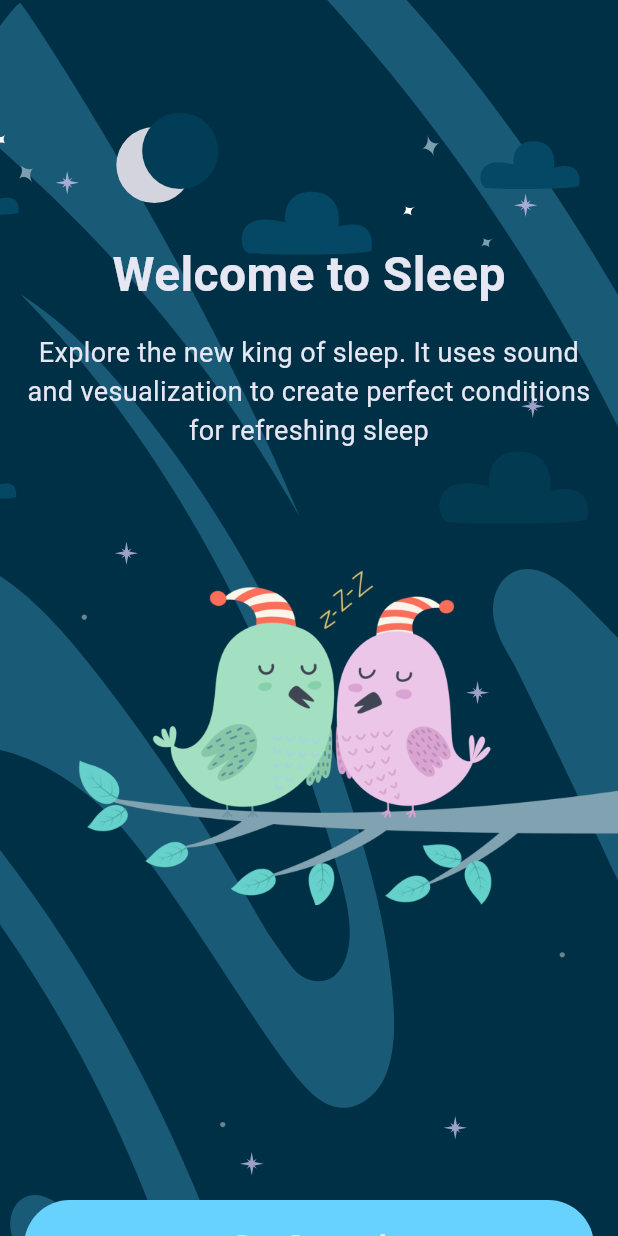
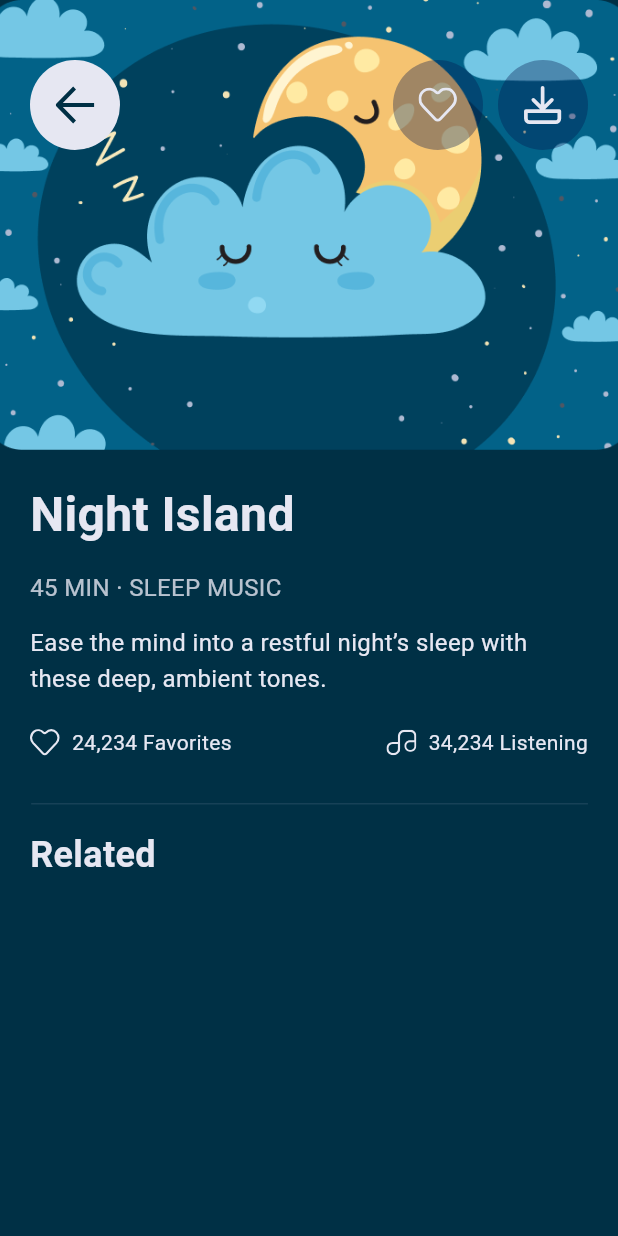
Before and after one commit to bahaaqasem20/sleep_app, a Flutter app: the screen it shows after launch, on a phone screen of 412 x 824 dp. Run offline on Flutter 3.47's test engine with Material 3 defaults, Android fonts, the phone set to English and light mode, and no system bars; our stand-ins replace flutter_svg; Roboto replaces fonts that are missing (SF).

Commit message:
add details screen

```diff
--- a/lib/colors.dart
+++ b/lib/colors.dart
@@ -4,4 +4,5 @@ class CustomColors {
   static const Color background = Color(0xff003045);
   static const Color buttons = Color(0xff68D2FF);
   static const Color textColor = Color(0xffE6E7F2);
+  static const Color iconColors = Color.fromARGB(90, 3, 22, 76);
 }
--- a/lib/main.dart
+++ b/lib/main.dart
@@ -1,6 +1,5 @@
 import 'package:flutter/material.dart';
-
-import 'package:sleep_app/screens/welcome.dart';
+import 'package:sleep_app/screens/details.dart';
 
 void main() {
   runApp(const MyApp());
@@ -16,7 +15,7 @@ class MyApp extends StatelessWidget {
       debugShowCheckedModeBanner: false,
       // applay San-Fransisco to the whole prject
       theme: ThemeData(fontFamily: 'SF'),
-      home: Welcome(),
+      home: Details(),
     );
   }
 }
--- /dev/null
+++ b/lib/screens/details.dart
@@ -0,0 +1,175 @@
+import 'package:flutter/material.dart';
+import 'package:flutter_svg/svg.dart';
+import 'package:sleep_app/colors.dart';
+
+class Details extends StatefulWidget {
+  const Details({super.key});
+
+  @override
+  State<Details> createState() => _DetailsState();
+}
+
+class _DetailsState extends State<Details> {
+  @override
+  Widget build(BuildContext context) {
+    return Scaffold(
+      body: Stack(
+        children: [
+          /// Background color
+          Container(color: CustomColors.background),
+
+          /// Background image
+          Positioned(
+            top: 0,
+            child: Image.asset(
+              "assets/png/1.png",
+              width: MediaQuery.of(context).size.width,
+              height: 300,
+              fit: BoxFit.cover,
+            ),
+          ),
+
+          /// Top buttons
+          Positioned(
+            top: 40,
+            left: 20,
+            right: 20,
+            child: Row(
+              mainAxisAlignment: MainAxisAlignment.spaceBetween,
+              children: [
+                CircleAvatar(
+                  radius: 30,
+                  backgroundColor: CustomColors.textColor,
+                  child: SvgPicture.asset(
+                    "assets/svg/icons/BackButton.svg",
+                    color: CustomColors.background,
+                    width: 26,
+                  ),
+                ),
+                Row(
+                  children: [
+                    CircleAvatar(
+                      radius: 30,
+                      backgroundColor: CustomColors.iconColors,
+                      child: SvgPicture.asset(
+                        "assets/svg/icons/Heart.svg",
+                        color: CustomColors.textColor,
+                        width: 26,
+                      ),
+                    ),
+                    SizedBox(width: 10),
+                    CircleAvatar(
+                      radius: 30,
+                      backgroundColor: CustomColors.iconColors,
+                      child: SvgPicture.asset(
+                        "assets/svg/icons/download.svg",
+                        color: CustomColors.textColor,
+                        width: 26,
+                      ),
+                    ),
+                  ],
+                ),
+              ],
+            ),
+          ),
+
+          /// Main content
+          Positioned(
+            top: 320,
+            left: 20,
+            right: 20,
+            child: Container(
+              width: double.infinity,
+              child: Column(
+                crossAxisAlignment: CrossAxisAlignment.start,
+                children: [
+                  Text(
+                    "Night Island",
+                    style: TextStyle(
+                      color: CustomColors.textColor,
+                      fontWeight: FontWeight.w700,
+                      fontSize: 32,
+                    ),
+                  ),
+                  SizedBox(height: 14),
+                  Text(
+                    "45 MIN · SLEEP MUSIC",
+                    style: TextStyle(
+                      color: CustomColors.textColor.withOpacity(0.8),
+                      fontWeight: FontWeight.w400,
+                      fontSize: 16,
+                    ),
+                  ),
+                  SizedBox(height: 14),
+                  Text(
+                    "Ease the mind into a restful night’s sleep with\nthese deep, ambient tones.",
+                    textAlign: TextAlign.start,
+                    style: TextStyle(
+                      color: CustomColors.textColor,
+                      fontWeight: FontWeight.w400,
+                      fontSize: 16,
+                      height: 1.5,
+                    ),
+                  ),
+                  SizedBox(height: 20),
+                  Row(
+                    mainAxisAlignment: MainAxisAlignment.spaceBetween,
+                    children: [
+                      Row(
+                        children: [
+                          SvgPicture.asset(
+                            "assets/svg/icons/Heart.svg",
+                            width: 20,
+                            height: 20,
+                            color: CustomColors.textColor,
+                          ),
+                          SizedBox(width: 8),
+                          Text(
+                            "24,234 Favorites",
+                            style: TextStyle(
+                              color: CustomColors.textColor,
+                              fontSize: 14,
+                            ),
+                          ),
+                        ],
+                      ),
+                      Row(
+                        children: [
+                          SvgPicture.asset(
+                            "assets/svg/icons/MusicIcon.svg",
+                            width: 20,
+                            height: 20,
+                            color: CustomColors.textColor,
+                          ),
+                          SizedBox(width: 8),
+                          Text(
+                            "34,234 Listening",
+                            style: TextStyle(
+                              color: CustomColors.textColor,
+                              fontSize: 14,
+                            ),
+                          ),
+                        ],
+                      ),
+                    ],
+                  ),
+                  SizedBox(height: 30),
+                  Center(child: SvgPicture.asset("assets/svg/icons/strok.svg")),
+                  SizedBox(height: 16),
+                  Text(
+                    "Related",
+                    style: TextStyle(
+                      color: CustomColors.textColor,
+                      fontWeight: FontWeight.w700,
+                      fontSize: 24,
+                    ),
+                  ),
+                ],
+              ),
+            ),
+          ),
+        ],
+      ),
+    );
+  }
+}
```
Also changed, not shown: assets/svg/icons/PlaySymbol.svg (deleted), assets/svg/icons/download.svg (added), assets/svg/icons/strok.svg (added).
